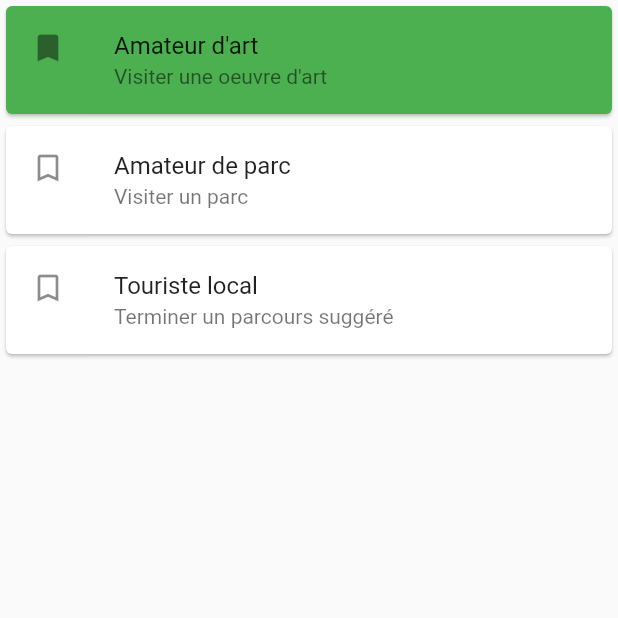
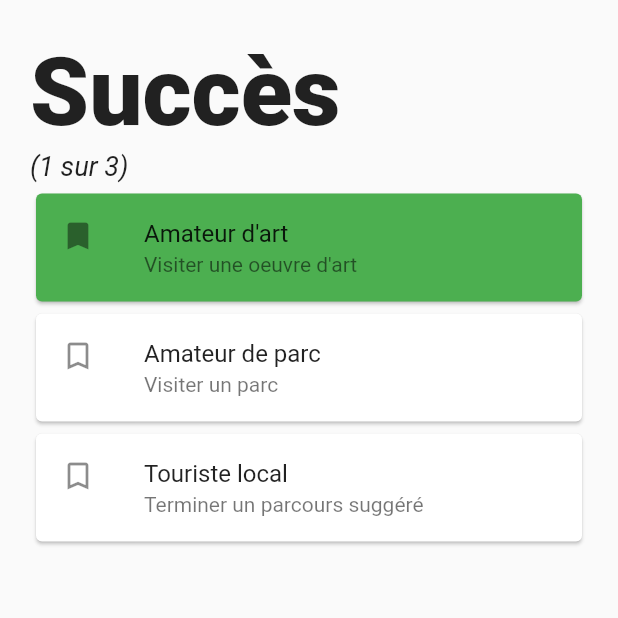
Before and after one commit to Sirmyself/HackQC2020, a Flutter app: the Succes screen opened by its route, on a phone screen of 412 x 824 dp, the top half of it. Run offline on Flutter 3.47's test engine with Material 2 defaults, Android fonts, the phone set to English and light mode, and no system bars; our stand-ins replace google_maps_flutter, line_icons.

Commit message:
Complétion de la page des succès avec les comportements appropriés

```diff
--- a/parcoursa/lib/offre.dart
+++ b/parcoursa/lib/offre.dart
@@ -1,5 +1,4 @@
 import 'package:flutter/material.dart';
-import 'package:parcoursa/BottomNavigation.dart';
 
 
 class Offre extends StatefulWidget {
@@ -11,7 +10,7 @@ class Offre extends StatefulWidget {
 
 Widget _myListView(BuildContext context) {
   final titres = ['Aux Bienfaits', 'Cantine Le Rallye'];
-  final soustitres = ['Obtenez un (1) bébé cornet à l\'achat d''un sundae.', 'Obtenez un hot-dog gratuitement à l\'achat d''un trio poutine'];
+  final soustitres = ['Obtenez un (1) bébé cornet à l\'achat d\'un sundae.', 'Obtenez un (1) hot-dog gratuitement à l\'achat d\'un trio poutine'];
 
   final icons = [Icons.monetization_on, Icons.monetization_on];
 
--- a/parcoursa/lib/succes.dart
+++ b/parcoursa/lib/succes.dart
@@ -9,7 +9,11 @@ class Succes extends StatefulWidget {
 
 Widget _myListViewSucces(BuildContext context) {
   final succes = ['Amateur d\'art', 'Amateur de parc', 'Touriste local'];
-  final descriptionSucces = ['Visiter une oeuvre d\'art', 'Visiter un parc', 'Terminer un parcours suggéré'];
+  final descriptionSucces = [
+    'Visiter une oeuvre d\'art',
+    'Visiter un parc',
+    'Terminer un parcours suggéré'
+  ];
 
   final icons = [Icons.bookmark, Icons.bookmark_border, Icons.bookmark_border];
 
@@ -17,12 +21,11 @@ Widget _myListViewSucces(BuildContext context) {
     itemCount: succes.length,
     itemBuilder: (context, index) {
       return Card(
-        color: index == 0 ? Colors.green : Colors.white,//                           <-- Card widget
+        color: index == 0 ? Colors.green : Colors.white,
         child: ListTile(
             leading: Icon(icons[index]),
             title: Text(succes[index]),
-            subtitle: Text(descriptionSucces[index])
-        ),
+            subtitle: Text(descriptionSucces[index])),
       );
     },
   );
@@ -32,7 +35,45 @@ class _SuccesState extends State<Succes> {
   @override
   Widget build(BuildContext context) {
     return Scaffold(
-        body: Center(child: _myListViewSucces(context))
-    );
+        body: Padding(
+      padding: EdgeInsets.fromLTRB(10.0, 0, 10.0, 0),
+      child: Stack(
+        children: <Widget>[
+          Row(
+            mainAxisAlignment: MainAxisAlignment.spaceBetween,
+            children: <Widget>[
+              Padding(
+                padding: EdgeInsets.fromLTRB(10.0, 25.0, 10.0, 0),
+                child: Text(
+                  "Succès",
+                  style: TextStyle(
+                    fontSize: 63,
+                    fontWeight: FontWeight.w900,
+                  ),
+                ),
+              ),
+            ],
+          ),
+          Row(
+            mainAxisAlignment: MainAxisAlignment.spaceBetween,
+            children: <Widget>[
+              Padding(
+                padding: EdgeInsets.fromLTRB(10.0, 100.0, 10.0, 0),
+                child: Text(
+                  "(1 sur 3)",
+                  style: TextStyle(
+                    fontSize: 18,
+                    fontStyle: FontStyle.italic,
+                  ),
+                ),
+              ),
+            ],
+          ),
+          Padding(
+              padding: EdgeInsets.fromLTRB(10.0, 125.0, 10.0, 0),
+              child: _myListViewSucces(context)),
+        ],
+      ),
+    ));
   }
 }
```
Also changed, not shown: parcoursa/lib/profil.dart (+39 -4 lines).
